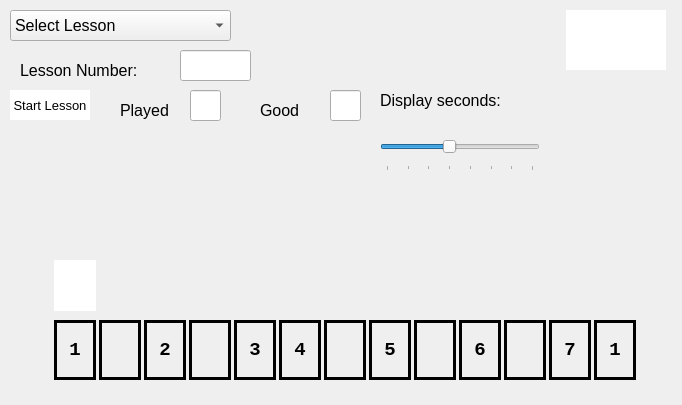
Qt form widget.ui (knordine11/muSelectedLesson090626) before a commit.
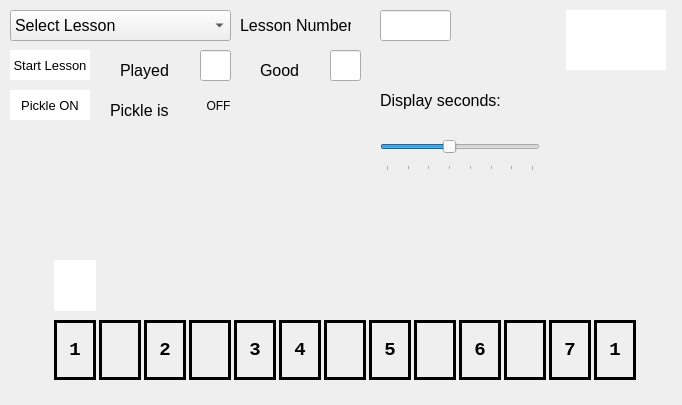
The same form after that commit.

Commit message: turned pickle function on

Diff of the .ui file:
```diff
--- a/widget.ui
+++ b/widget.ui
@@ -381,7 +381,7 @@
    <property name="geometry">
     <rect>
      <x>10</x>
-     <y>90</y>
+     <y>50</y>
      <width>80</width>
      <height>30</height>
     </rect>
@@ -498,8 +498,8 @@
   <widget class="QLineEdit" name="txtPlayed">
    <property name="geometry">
     <rect>
-     <x>190</x>
-     <y>90</y>
+     <x>200</x>
+     <y>50</y>
      <width>31</width>
      <height>31</height>
     </rect>
@@ -508,10 +508,10 @@
   <widget class="QLabel" name="label_4">
    <property name="geometry">
     <rect>
-     <x>20</x>
-     <y>60</y>
-     <width>141</width>
-     <height>21</height>
+     <x>240</x>
+     <y>10</y>
+     <width>111</width>
+     <height>31</height>
     </rect>
    </property>
    <property name="font">
@@ -555,7 +555,7 @@
    <property name="geometry">
     <rect>
      <x>120</x>
-     <y>100</y>
+     <y>60</y>
      <width>61</width>
      <height>21</height>
     </rect>
@@ -573,7 +573,7 @@
    <property name="geometry">
     <rect>
      <x>330</x>
-     <y>90</y>
+     <y>50</y>
      <width>31</width>
      <height>31</height>
     </rect>
@@ -600,8 +600,8 @@
   <widget class="QLineEdit" name="txtLessonNumber">
    <property name="geometry">
     <rect>
-     <x>180</x>
-     <y>50</y>
+     <x>380</x>
+     <y>10</y>
      <width>71</width>
      <height>31</height>
     </rect>
@@ -614,7 +614,7 @@
    <property name="geometry">
     <rect>
      <x>260</x>
-     <y>100</y>
+     <y>60</y>
      <width>61</width>
      <height>21</height>
     </rect>
@@ -628,6 +628,63 @@
     <string>Good</string>
    </property>
   </widget>
+  <widget class="QPushButton" name="btnPickle">
+   <property name="geometry">
+    <rect>
+     <x>10</x>
+     <y>90</y>
+     <width>80</width>
+     <height>30</height>
+    </rect>
+   </property>
+   <property name="font">
+    <font>
+     <pointsize>10</pointsize>
+    </font>
+   </property>
+   <property name="styleSheet">
+    <string notr="true">border: raised;
+border-width:2px;
+background:white;</string>
+   </property>
+   <property name="text">
+    <string>Pickle ON</string>
+   </property>
+  </widget>
+  <widget class="QLabel" name="lb_PickleStatus">
+   <property name="geometry">
+    <rect>
+     <x>200</x>
+     <y>90</y>
+     <width>37</width>
+     <height>31</height>
+    </rect>
+   </property>
+   <property name="text">
+    <string>OFF</string>
+   </property>
+   <property name="alignment">
+    <set>Qt::AlignmentFlag::AlignCenter</set>
+   </property>
+  </widget>
+  <widget class="QLabel" name="label_3">
+   <property name="geometry">
+    <rect>
+     <x>110</x>
+     <y>100</y>
+     <width>71</width>
+     <height>21</height>
+    </rect>
+   </property>
+   <property name="font">
+    <font>
+     <pointsize>12</pointsize>
+    </font>
+   </property>
+   <property name="text">
+    <string>Pickle is</string>
+   </property>
+  </widget>
  </widget>
  <resources/>
  <connections/>
```
The commit also changes 3 other files.
